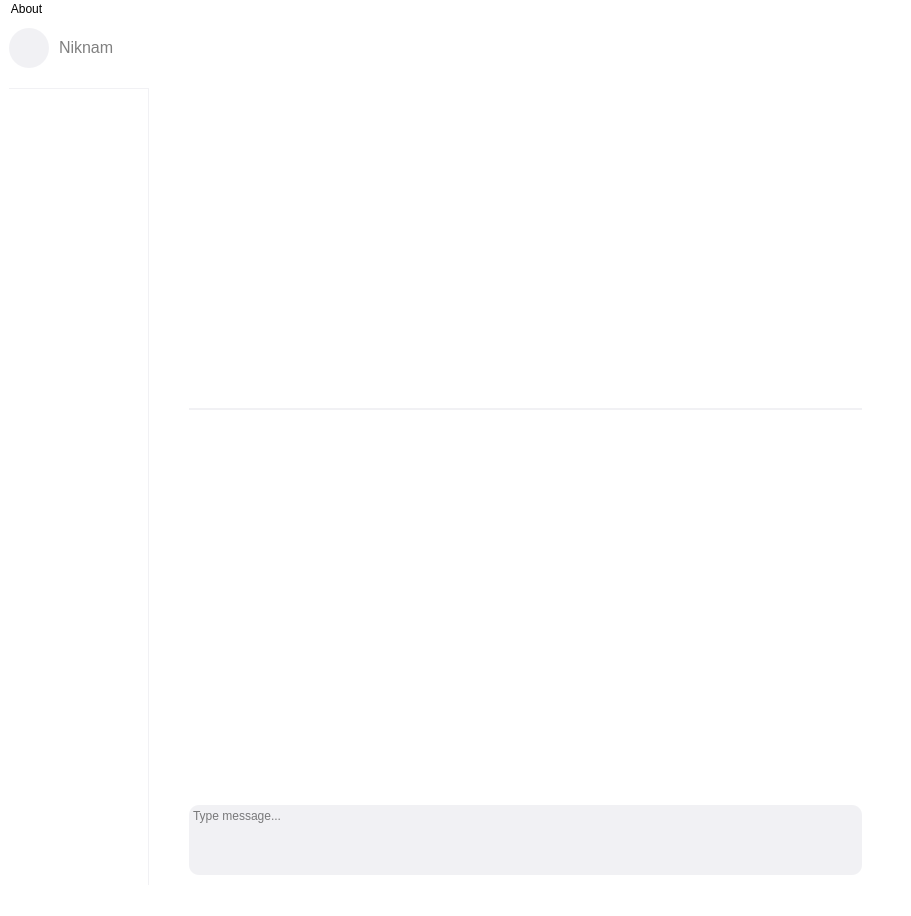
Old version of the form QTClient/Ui/mainwindow.ui in the repository icarazob/TCPVideoChatQT.
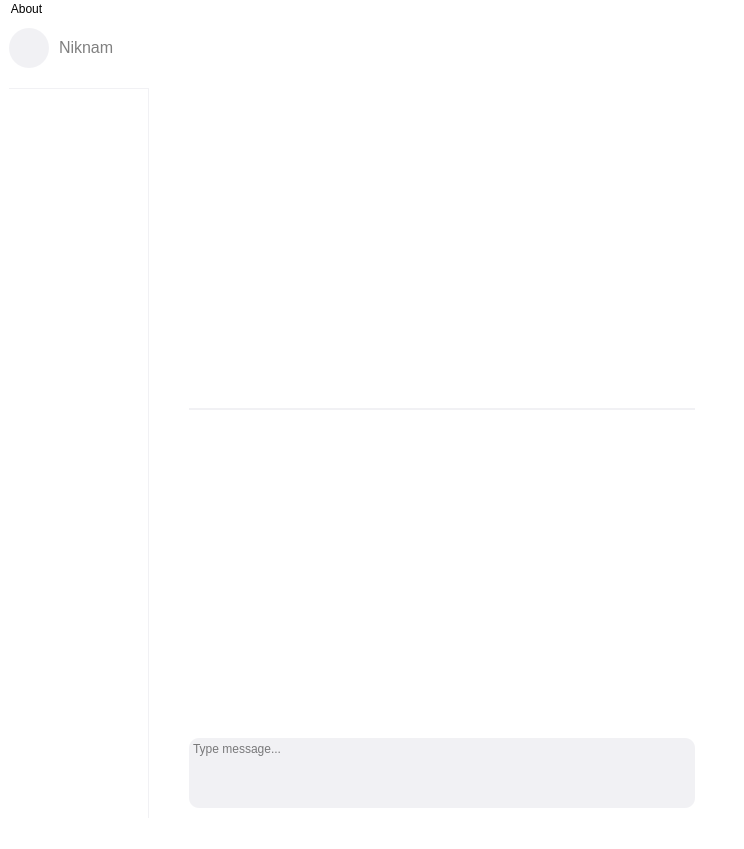
New version of the form. Icons and pictures are not drawn.

Diff of the .ui file:
```diff
--- a/QTClient/Ui/mainwindow.ui
+++ b/QTClient/Ui/mainwindow.ui
@@ -6,8 +6,8 @@
    <rect>
     <x>0</x>
     <y>0</y>
-    <width>911</width>
-    <height>916</height>
+    <width>744</width>
+    <height>849</height>
    </rect>
   </property>
   <property name="minimumSize">
@@ -336,7 +336,7 @@
            <number>10</number>
           </property>
           <item>
-           <layout class="QHBoxLayout" name="labelsLayout">
+           <layout class="QHBoxLayout" name="frameLayout">
             <property name="spacing">
              <number>6</number>
             </property>
@@ -363,6 +363,14 @@
              </spacer>
             </item>
             <item>
+             <layout class="QHBoxLayout" name="labelsLayout">
+              <property name="spacing">
+               <number>0</number>
+              </property>
+              <property name="sizeConstraint">
+               <enum>QLayout::SetDefaultConstraint</enum>
+              </property>
+              <item>
              <widget class="QLabel" name="label">
               <property name="enabled">
                <bool>true</bool>
@@ -396,6 +404,8 @@
               </property>
              </widget>
             </item>
+             </layout>
+            </item>
             <item>
              <spacer name="horizontalSpacer_4">
               <property name="orientation">
@@ -595,7 +605,7 @@
     <rect>
      <x>0</x>
      <y>0</y>
-     <width>911</width>
+     <width>744</width>
      <height>21</height>
     </rect>
    </property>
```
Lines whose indentation alone changed are shown as unchanged.
